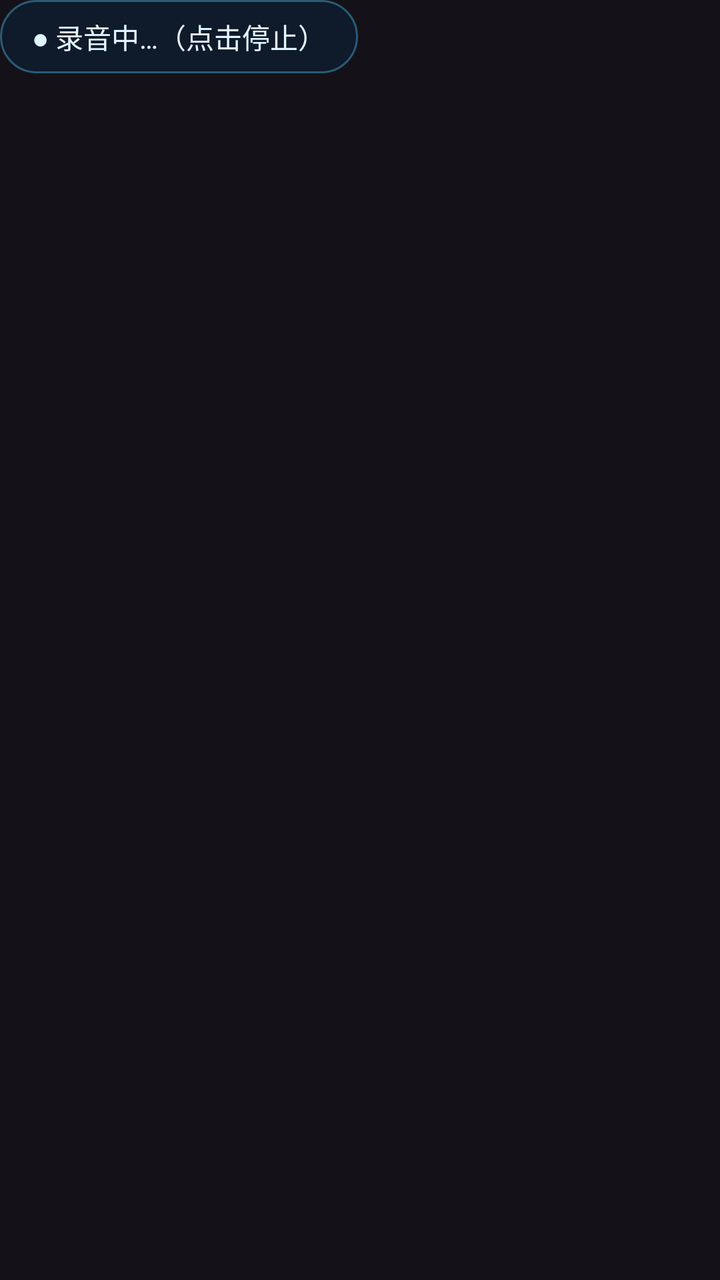
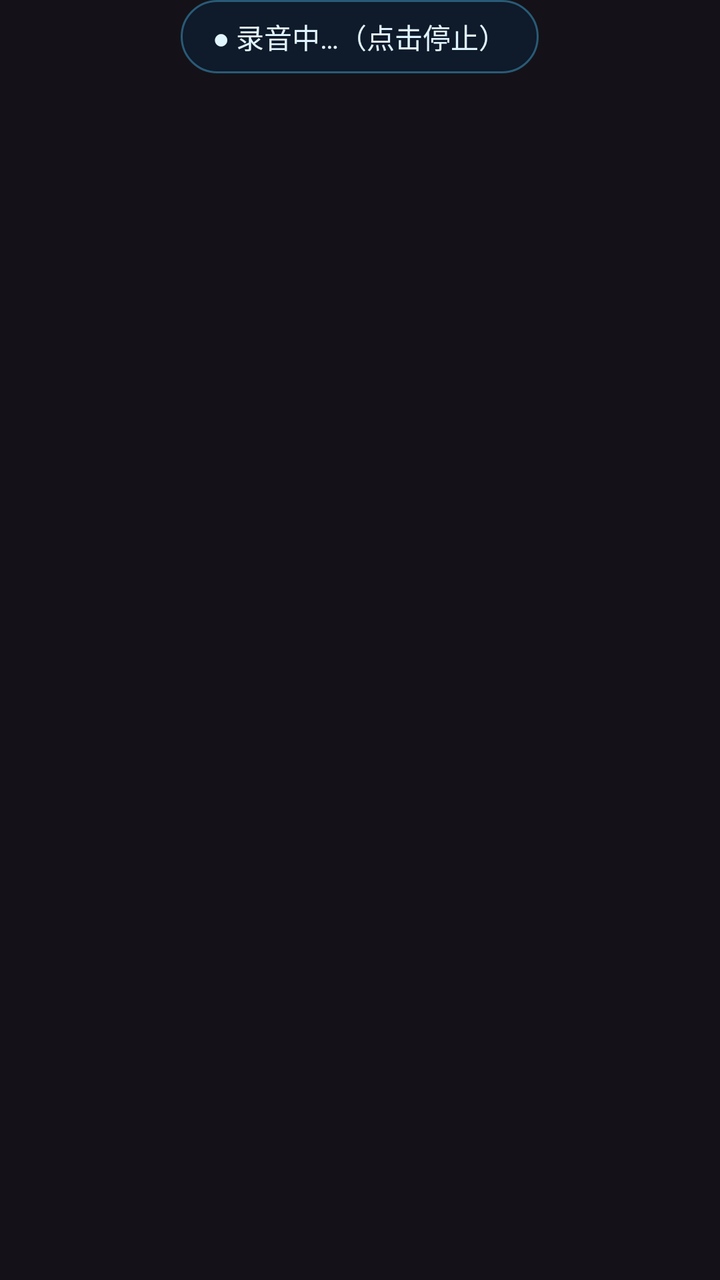

Before-and-after screenshots of an Android layout around one commit, followed by the original layout XML and the change that was made.
<!-- AndroidManifest.xml: application theme Theme.FairyVoice -->
<!-- res/layout/view_fairy_overlay.xml -->
<?xml version="1.0" encoding="utf-8"?>
<LinearLayout xmlns:android="http://schemas.android.com/apk/res/android"
    android:layout_width="wrap_content"
    android:layout_height="wrap_content"
    android:orientation="vertical">

    
    <TextView
        android:id="@+id/overlayCapsule"
        android:layout_width="wrap_content"
        android:layout_height="wrap_content"
        android:background="@drawable/overlay_capsule_bg"
        android:paddingStart="16dp"
        android:paddingEnd="16dp"
        android:paddingTop="8dp"
        android:paddingBottom="8dp"
        android:text="@string/overlay_recording"
        android:textColor="@color/fairy_text"
        android:textSize="14sp" />

    
    <LinearLayout
        android:id="@+id/overlayCard"
        android:layout_width="260dp"
        android:layout_height="wrap_content"
        android:maxHeight="380dp"
        android:background="@drawable/overlay_card_bg"
        android:orientation="vertical"
        android:padding="16dp"
        android:visibility="gone">

        <TextView
            android:layout_width="wrap_content"
            android:layout_height="wrap_content"
            android:text="@string/app_name"
            android:textColor="@color/fairy_blue"
            android:textSize="16sp"
            android:textStyle="bold" />

        
        <ScrollView
            android:id="@+id/overlayScroll"
            android:layout_width="match_parent"
            android:layout_height="wrap_content"
            android:layout_marginTop="8dp"
            android:maxHeight="260dp"
            android:scrollbars="vertical">

            <TextView
                android:id="@+id/overlayCardText"
                android:layout_width="match_parent"
                android:layout_height="wrap_content"
                android:textColor="@color/fairy_text"
                android:textSize="14sp" />
        </ScrollView>

        <LinearLayout
            android:layout_width="match_parent"
            android:layout_height="wrap_content"
            android:layout_marginTop="12dp"
            android:orientation="horizontal">

            <TextView
                android:id="@+id/overlayBtnCopy"
                android:layout_width="0dp"
                android:layout_height="wrap_content"
                android:layout_weight="1"
                android:gravity="center"
                android:padding="6dp"
                android:text="@string/overlay_btn_copy"
                android:textColor="@color/fairy_blue"
                android:textSize="13sp" />

            <TextView
                android:id="@+id/overlayBtnClose"
                android:layout_width="0dp"
                android:layout_height="wrap_content"
                android:layout_weight="1"
                android:gravity="center"
                android:padding="6dp"
                android:text="@string/overlay_btn_close"
                android:textColor="@color/fairy_text"
                android:textSize="13sp" />
        </LinearLayout>
    </LinearLayout>
</LinearLayout>
<!-- resources referenced by this layout -->
<resources>
  <color name="fairy_blue">#4FC3F7</color>
  <color name="fairy_text">#E1F5FE</color>
  <!-- drawable overlay_capsule_bg (drawable) -->
  <?xml version="1.0" encoding="utf-8"?>
  <shape xmlns:android="http://schemas.android.com/apk/res/android"
      android:shape="rectangle">
      <solid android:color="#E60F1B2D" />
      <corners android:radius="20dp" />
      <stroke android:width="1dp" android:color="#664FC3F7" />
  </shape>
  <!-- drawable overlay_card_bg (drawable) -->
  <?xml version="1.0" encoding="utf-8"?>
  <shape xmlns:android="http://schemas.android.com/apk/res/android"
      android:shape="rectangle">
      <solid android:color="#F20F1B2D" />
      <corners android:radius="16dp" />
      <stroke android:width="1dp" android:color="#664FC3F7" />
  </shape>
  <string name="app_name">Fairy Voice</string>
  <string name="overlay_btn_close">收起</string>
  <string name="overlay_btn_copy">复制</string>
  <string name="overlay_recording">● 录音中…（点击停止）</string>
  <style name="Theme.FairyVoice" parent="Theme.Material3.Dark.NoActionBar">
          <item name="colorPrimary">@color/fairy_blue</item>
          <item name="colorOnPrimary">#06121F</item>
          <item name="colorSecondary">@color/fairy_blue_dark</item>
          <item name="android:statusBarColor">@color/fairy_bg</item>
          <item name="android:navigationBarColor">@color/fairy_bg</item>
          
          <item name="android:windowOptOutEdgeToEdgeEnforcement">true</item>
      </style>
  <color name="fairy_blue_dark">#0288D1</color>
  <color name="fairy_bg">#0F1B2D</color>
</resources>

<!-- the commit's change to res/layout/view_fairy_overlay.xml (unified diff, before → after) -->
@@ -1,6 +1,6 @@
 <?xml version="1.0" encoding="utf-8"?>
 <LinearLayout xmlns:android="http://schemas.android.com/apk/res/android"
-    android:layout_width="wrap_content"
+    android:layout_width="match_parent"
     android:layout_height="wrap_content"
     android:orientation="vertical">
 
@@ -9,6 +9,7 @@
         android:id="@+id/overlayCapsule"
         android:layout_width="wrap_content"
         android:layout_height="wrap_content"
+        android:layout_gravity="center_horizontal"
         android:background="@drawable/overlay_capsule_bg"
         android:paddingStart="16dp"
         android:paddingEnd="16dp"
@@ -23,6 +24,7 @@
         android:id="@+id/overlayCard"
         android:layout_width="260dp"
         android:layout_height="wrap_content"
+        android:layout_gravity="center_horizontal"
         android:maxHeight="380dp"
         android:background="@drawable/overlay_card_bg"
         android:orientation="vertical"
